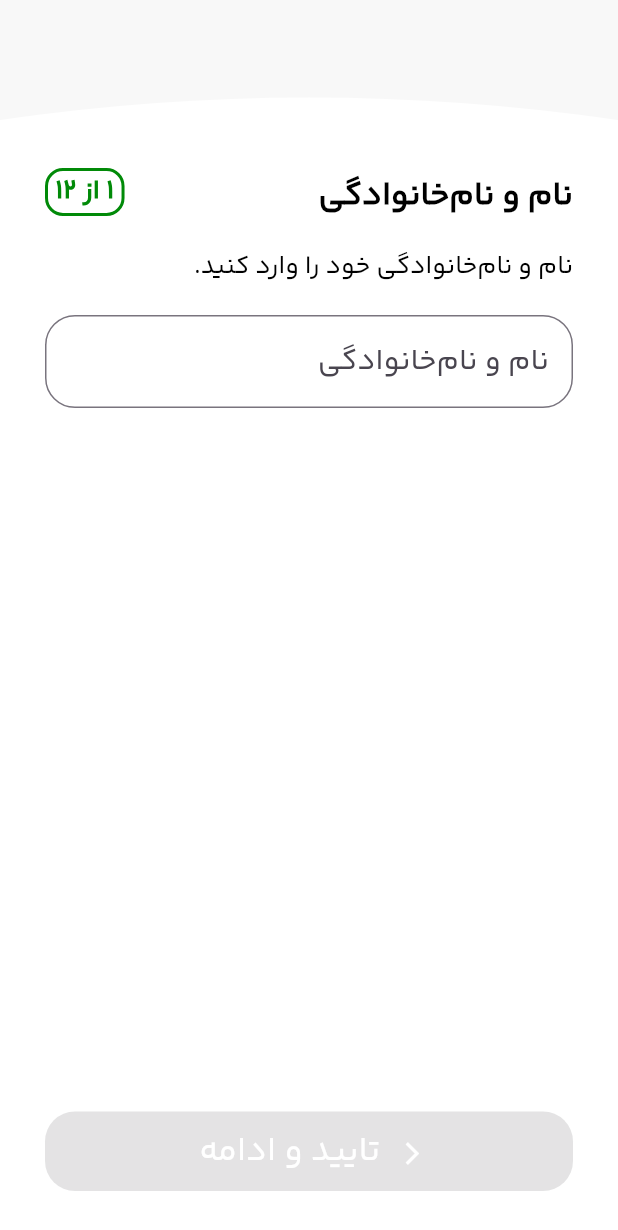
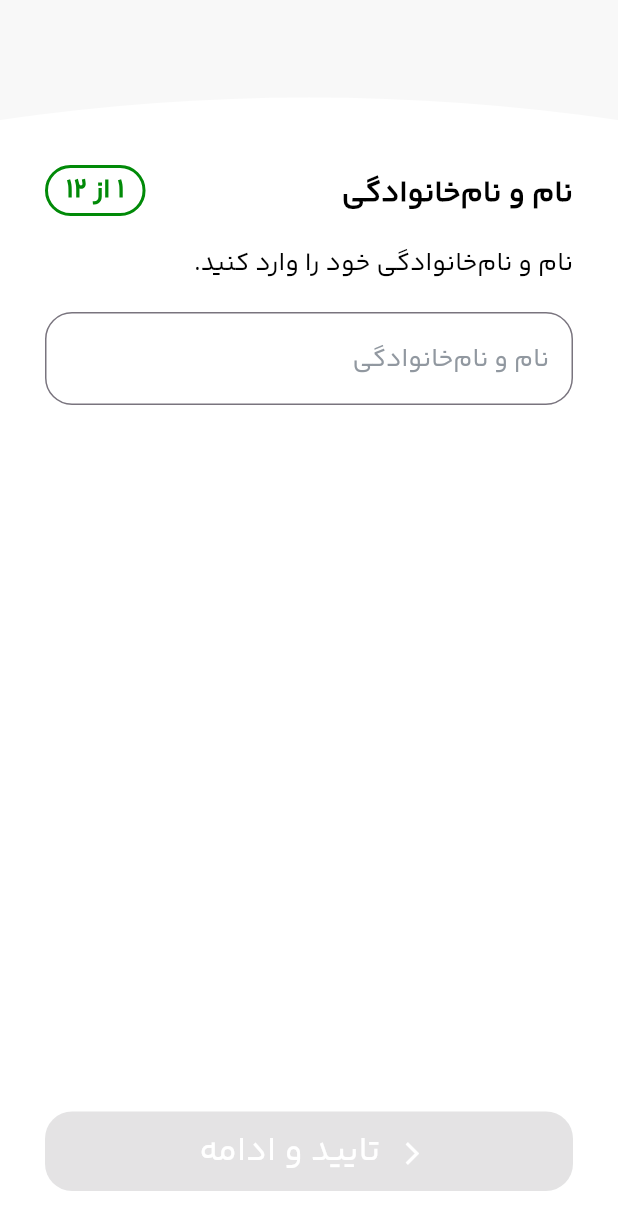
Before and after one commit to alikalatearabi/salemina-main-data-flutter, a Flutter app: the NameInfoPage screen opened directly, on a phone screen of 412 x 824 dp. Shown: the top 1230 px of the screen. Run offline on Flutter 3.47's test engine with Material 3 defaults, Android fonts, the phone set to English and light mode, and no system bars; our stand-ins replace shamsi_date; missing offline and left inert: barcode_scan2.

Commit message:
refactor NameInfoPage layout for improved aesthetics and consistency

```diff
--- a/lib/screens/personal_info/name_info.dart
+++ b/lib/screens/personal_info/name_info.dart
@@ -88,7 +88,7 @@ class NameInfoPageState extends State<NameInfoPage> {
                 "نام و نام‌خانوادگی",
                 style: TextStyle(
                   color: Colors.black,
-                  fontSize: 22,
+                  fontSize: 20,
                   fontWeight: FontWeight.bold,
                 ),
               ),
@@ -96,9 +96,9 @@ class NameInfoPageState extends State<NameInfoPage> {
           ),
         ),
         Container(
-          padding: const EdgeInsets.symmetric(horizontal: 5, vertical: 1),
+          padding: const EdgeInsets.symmetric(horizontal: 12, vertical: 2),
           decoration: BoxDecoration(
-            borderRadius: BorderRadius.circular(12),
+            borderRadius: BorderRadius.circular(18),
             border: Border.all(
               color: const Color(0xFF018A08),
               width: 2.0,
@@ -122,8 +122,12 @@ class NameInfoPageState extends State<NameInfoPage> {
       controller: _nameController,
       decoration: InputDecoration(
         hintText: "نام و نام‌خانوادگی",
+        hintStyle: const TextStyle(
+          color: Color.fromARGB(255, 145, 152, 160),
+          fontSize: 17,
+        ),
         border: OutlineInputBorder(
-          borderRadius: BorderRadius.circular(20),
+          borderRadius: BorderRadius.circular(18),
           borderSide: const BorderSide(
             color: Color(0xFF657381),
             width: 2,
@@ -164,7 +168,7 @@ Widget _buildSubmitButton(BuildContext context) {
             : const Color(0x929EABCC),
         padding: const EdgeInsets.symmetric(vertical: 10),
         shape: RoundedRectangleBorder(
-          borderRadius: BorderRadius.circular(20),
+          borderRadius: BorderRadius.circular(18),
         ),
       ),
       icon: const Padding(
```
